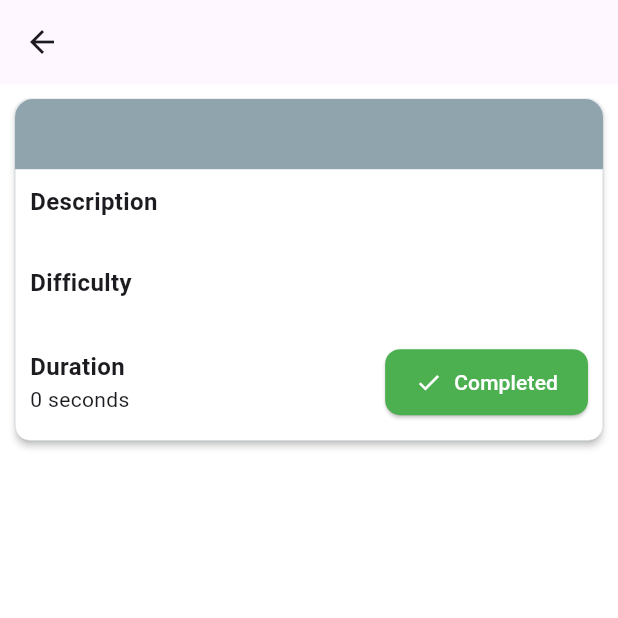
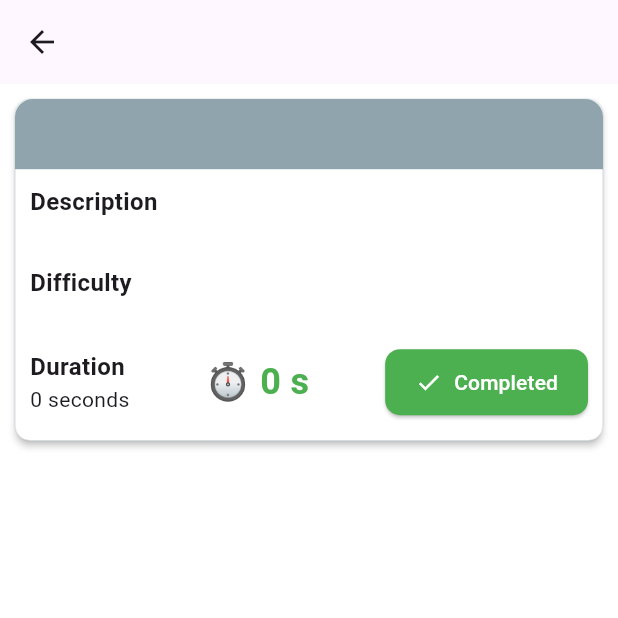
Before and after one commit to panchal777/flutter_exercise_app, a Flutter app: the WorkoutDetailScreen screen opened directly with empty values, after a tap on "Start", on a phone screen of 412 x 824 dp, the top half of it. Run offline on Flutter 3.47's test engine with Material 3 defaults, Android fonts, the phone set to English and light mode, and no system bars; our stand-ins replace dartz, dio, flutter_bloc, get_it, go_router, retrofit and 1 more; generated files the repository leaves out were written again; network calls fail.

Commit message:
- added pause and resume

```diff
--- a/lib/core/utils/app_strings.dart
+++ b/lib/core/utils/app_strings.dart
@@ -10,4 +10,6 @@ class AppStrings {
   static var completed = 'Completed';
   static var inProgress = "In Progress";
   static var start = "Start";
+
+  static var pause="Pause";
 }
--- a/lib/features/exercise/presentation/screens/workout_details/workout_details_screen.dart
+++ b/lib/features/exercise/presentation/screens/workout_details/workout_details_screen.dart
@@ -29,12 +29,12 @@ class WorkoutDetailScreenState extends State<WorkoutDetailScreen> {
     if (widget.workoutModel.isCompleted) {
       isCompleted = true;
     }
+    secondsLeft = widget.workoutModel.duration;
   }
 
   void startTimer() {
     setState(() {
       isStarted = true;
-      secondsLeft = widget.workoutModel.duration;
     });
 
     timer = Timer.periodic(Duration(seconds: 1), (timer) {
@@ -44,6 +44,33 @@ class WorkoutDetailScreenState extends State<WorkoutDetailScreen> {
           isStarted = false;
           isCompleted = true;
           widget.workoutModel.isCompleted = true;
+        });
+        Future.delayed(Duration(seconds: 2), () {
+          if (mounted) {
+            Navigator.pop(context, widget.workoutModel);
+          }
+        });
+      } else {
+        setState(() {
+          secondsLeft--;
+        });
+      }
+    });
+  }
+
+  void pauseTimer() {
+    timer!.cancel();
+    debugPrint('secondsLeft --> $secondsLeft');
+  }
+
+  void resumeTimer() {
+    timer = Timer.periodic(Duration(seconds: 1), (timer) {
+      if (secondsLeft == 0) {
+        timer.cancel();
+        setState(() {
+          isStarted = false;
+          isCompleted = false;
+          widget.workoutModel.isCompleted = false;
         });
         Future.delayed(Duration(seconds: 2), () {
           if (mounted) {
@@ -117,7 +144,6 @@ class WorkoutDetailScreenState extends State<WorkoutDetailScreen> {
                             BodyText(body: "${model.duration} seconds"),
                           ],
                         ),
-                        if (isStarted && !isCompleted)
                         Text(
                           "⏱ $secondsLeft s",
                           style: TextStyle(
@@ -126,41 +152,8 @@ class WorkoutDetailScreenState extends State<WorkoutDetailScreen> {
                             color: Colors.green,
                           ),
                         ),
-                        ElevatedButton.icon(
-                          onPressed: () {
-                            isStarted || isCompleted ? null : startTimer();
-                          },
-                          icon: Icon(
-                            isCompleted
-                                ? Icons.done
-                                : isStarted
-                                ? Icons.timer
-                                : Icons.play_arrow,
-                            color: Colors.white,
-                          ),
-                          label: Text(
-                            isCompleted
-                                ? AppStrings.completed
-                                : isStarted
-                                ? AppStrings.inProgress
-                                : AppStrings.start,
-                            style: TextStyle(color: Colors.white),
-                          ),
-                          style: ElevatedButton.styleFrom(
-                            padding: EdgeInsets.symmetric(
-                              horizontal: 20,
-                              vertical: 12,
-                            ),
-                            shape: RoundedRectangleBorder(
-                              borderRadius: BorderRadius.circular(10),
-                            ),
-                            backgroundColor: isCompleted
-                                ? Colors.green
-                                : isStarted
-                                ? Colors.grey
-                                : Colors.green,
-                          ),
-                        ),
+
+                        btn(),
                       ],
                     ),
                     SizedBox(height: 5),
@@ -173,4 +166,64 @@ class WorkoutDetailScreenState extends State<WorkoutDetailScreen> {
       ),
     );
   }
+
+  Widget btn() {
+    return Column(
+      crossAxisAlignment: CrossAxisAlignment.start,
+      children: [
+        if (isStarted && timer != null)
+          ElevatedButton.icon(
+            onPressed: () {
+              resumeTimer();
+            },
+            icon: Icon(Icons.play_circle, color: Colors.white),
+            label: Text("Resume", style: TextStyle(color: Colors.white)),
+            style: ElevatedButton.styleFrom(
+              padding: EdgeInsets.symmetric(horizontal: 20, vertical: 12),
+              shape: RoundedRectangleBorder(
+                borderRadius: BorderRadius.circular(10),
+              ),
+              backgroundColor: Colors.deepPurple,
+            ),
+          ),
+
+        ElevatedButton.icon(
+          onPressed: () {
+            if (!isStarted && !isCompleted) {
+              startTimer();
+            } else {
+              pauseTimer();
             }
+          },
+          icon: Icon(
+            isCompleted
+                ? Icons.done
+                : isStarted
+                ? Icons.pause
+                : Icons.play_arrow,
+            color: Colors.white,
+          ),
+          label: Text(
+            isCompleted
+                ? AppStrings.completed
+                : isStarted
+                ? AppStrings.pause
+                : AppStrings.start,
+            style: TextStyle(color: Colors.white),
+          ),
+          style: ElevatedButton.styleFrom(
+            padding: EdgeInsets.symmetric(horizontal: 20, vertical: 12),
+            shape: RoundedRectangleBorder(
+              borderRadius: BorderRadius.circular(10),
+            ),
+            backgroundColor: isCompleted
+                ? Colors.green
+                : isStarted
+                ? Colors.deepOrange
+                : Colors.green,
+          ),
+        ),
+      ],
+    );
+  }
+}
```
Lines whose indentation alone changed are shown as unchanged.
